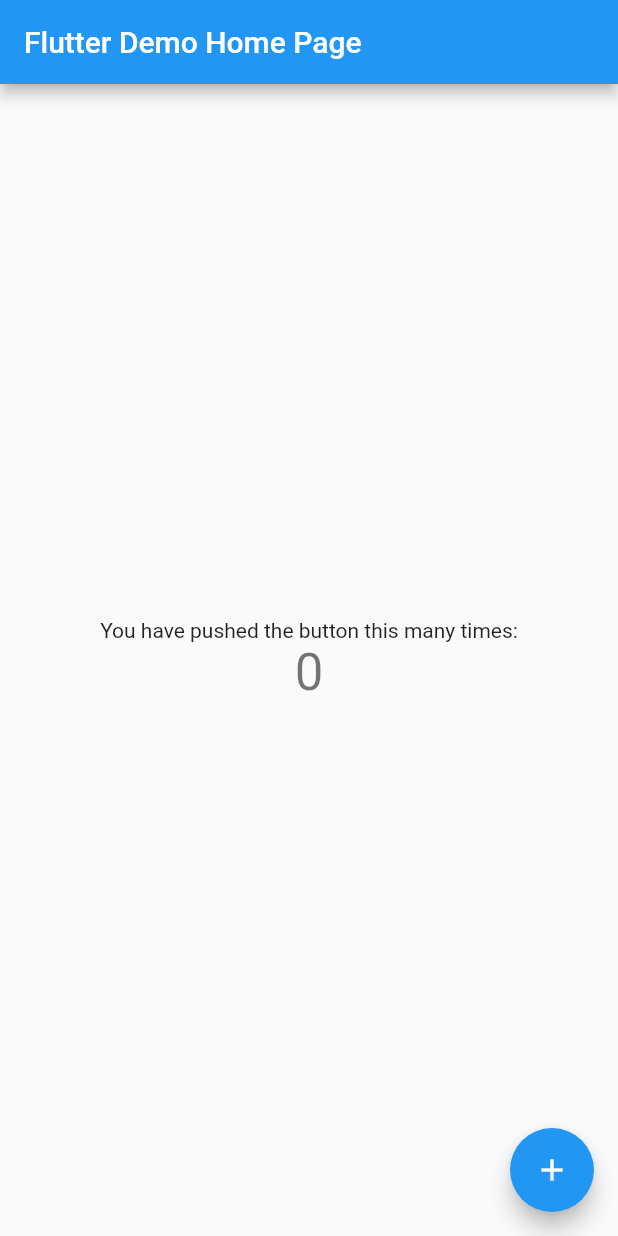
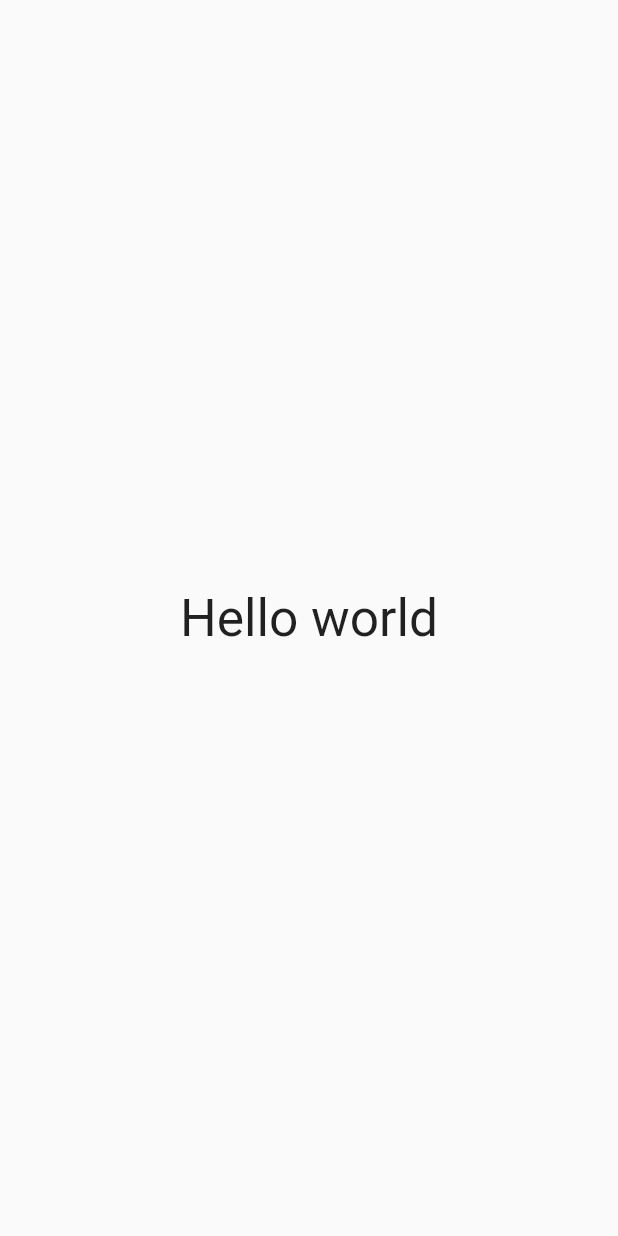
Before and after one commit to A7mdFathi/muslim_do_challenge, a Flutter app: the screen it shows after launch, on a phone screen of 412 x 824 dp. Run offline on Flutter 3.47's test engine with Material 2 defaults, Android fonts, the phone set to English and light mode, and no system bars; our stand-ins replace bloc_concurrency, dio, flutter_bloc, flutter_screenutil, get_it, injectable and 2 more.

Commit message:
app structure

```diff
--- a/lib/main.dart
+++ b/lib/main.dart
@@ -1,67 +1,47 @@
+import 'package:bloc_concurrency/bloc_concurrency.dart';
+import 'package:flutter/foundation.dart';
 import 'package:flutter/material.dart';
+import 'package:flutter_bloc/flutter_bloc.dart';
+import 'package:flutter_screenutil/flutter_screenutil.dart';
+import 'package:muslim_do_challenge/application/utils/bloc_observer.dart';
+import 'package:muslim_do_challenge/presentation/pages/home_page/home_page.dart';
 
-void main() {
-  runApp(const MyApp());
+import 'application/utils/app_logger.dart';
+import 'dependencies/dependency_init.dart';
+
+Future<void> main() async {
+  WidgetsFlutterBinding.ensureInitialized();
+  await configureDependencies();
+  return BlocOverrides.runZoned(
+    () {
+      final _appLogger = getIt<AppLogger>();
+      FlutterError.onError = (FlutterErrorDetails errorDetails) {
+        if (kDebugMode) {
+          // AppConstants.getToast('Something wrong');
+          _appLogger.error(errorDetails);
+        }
+      };
+      runApp(const MuslimDoApp());
+    },
+    blocObserver: getIt<AppBlocObserver>(),
+    eventTransformer: concurrent(),
+  );
 }
 
-class MyApp extends StatelessWidget {
-  const MyApp({Key? key}) : super(key: key);
+class MuslimDoApp extends StatelessWidget {
+  const MuslimDoApp({Key? key}) : super(key: key);
 
   @override
   Widget build(BuildContext context) {
-    return MaterialApp(
-      title: 'Flutter Demo',
-      theme: ThemeData(
-        primarySwatch: Colors.blue,
-      ),
-      home: const MyHomePage(title: 'Flutter Demo Home Page'),
+    return ScreenUtilInit(
+      designSize: const Size(360, 690),
+      minTextAdapt: true,
+      splitScreenMode: true,
+      builder: (context, child) {
+        return const MaterialApp(
+          home: HomePage(),
+        );
+      },
     );
   }
 }
-
-class MyHomePage extends StatefulWidget {
-  const MyHomePage({Key? key, required this.title}) : super(key: key);
-
-  final String title;
-
-  @override
-  State<MyHomePage> createState() => _MyHomePageState();
-}
-
-class _MyHomePageState extends State<MyHomePage> {
-  int _counter = 0;
-
-  void _incrementCounter() {
-    setState(() {
-      _counter++;
-    });
-  }
-
-  @override
-  Widget build(BuildContext context) {
-    return Scaffold(
-      appBar: AppBar(
-        title: Text(widget.title),
-      ),
-      body: Center(
-        child: Column(
-          mainAxisAlignment: MainAxisAlignment.center,
-          children: <Widget>[
-            const Text(
-              'You have pushed the button this many times:',
-            ),
-            Text(
-              '$_counter',
-              style: Theme.of(context).textTheme.headline4,
-            ),
-          ],
-        ),
-      ),
-      floatingActionButton: FloatingActionButton(
-        onPressed: _incrementCounter,
-        tooltip: 'Increment',
-        child: const Icon(Icons.add),
-      ),
-    );
-  }
-}
--- /dev/null
+++ b/lib/presentation/pages/home_page/home_page.dart
@@ -0,0 +1,18 @@
+import 'package:flutter/material.dart';
+import 'package:flutter_screenutil/flutter_screenutil.dart';
+
+class HomePage extends StatelessWidget {
+  const HomePage({Key? key}) : super(key: key);
+
+  @override
+  Widget build(BuildContext context) {
+    return Scaffold(
+      body: Center(
+        child: Text(
+          'Hello world',
+          style: TextStyle(fontSize: 30.sp),
+        ),
+      ),
+    );
+  }
+}
--- a/pubspec.yaml
+++ b/pubspec.yaml
@@ -53,6 +53,12 @@ dependencies:
 
   #UI
   grouped_list: ^5.1.1
+
+  #navigation
+  go_router: ^4.0.0
+
+  #responsive
+  flutter_screenutil: ^5.5.2
 
 dev_dependencies:
   flutter_test:
```
Also changed, not shown: lib/application/extentions/response_extension.dart (added, +45 -0 lines), lib/application/utils/app_logger.dart (added, +69 -0 lines), lib/application/utils/bloc_observer.dart (added, +41 -0 lines), lib/dependencies/dependency_init.dart (added, +14 -0 lines), lib/dependencies/register_module.dart (added, +15 -0 lines), lib/presentation/helpers/size_extension.dart (added, +43 -0 lines), lib/application/muslim_do_app.dart (added), lib/application/router/routes.dart (added), lib/dependencies/dependency_init.config.dart (added), lib/domain/gateways/muslim_do_gateway/muslim_do_gateway.dart (added), lib/domain/repositories/clients_repository.dart (added), lib/domain/usecases/get_clients_use_case.dart (added), lib/presentation/pages/details_page/details_page.dart (added), lib/presentation/resources/app_colors.dart (added), 1 more files, 1 other file.
